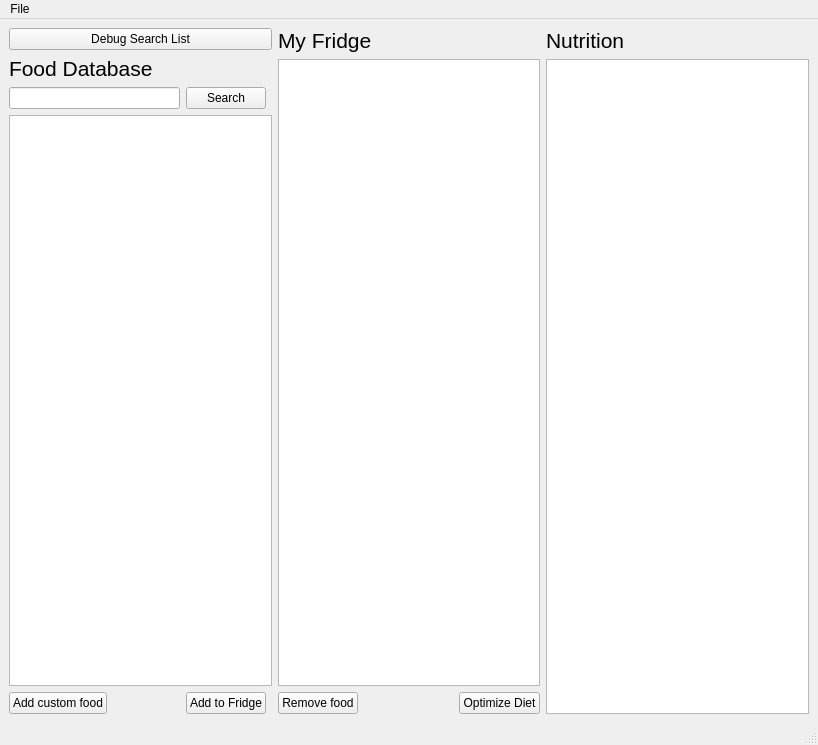
This is ui_mainwindow.ui in josh-minch/spartan as Qt 5 draws it before an edit. The edited form follows.
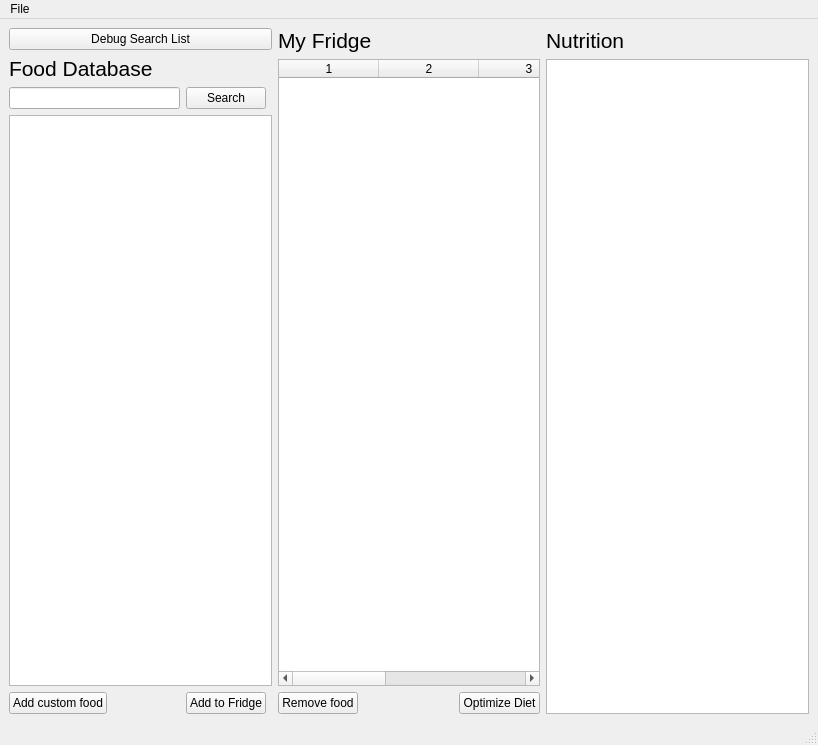
This is the edited form.

Commit message: Changed fridge to table

Diff of the .ui file:
```diff
--- a/ui_mainwindow.ui
+++ b/ui_mainwindow.ui
@@ -115,26 +115,42 @@
         </property>
        </widget>
       </item>
+      <item>
+       <widget class="QTableWidget" name="fridge_table">
+        <property name="showGrid">
+         <bool>false</bool>
+        </property>
+        <property name="gridStyle">
+         <enum>Qt::SolidLine</enum>
+        </property>
+        <property name="rowCount">
+         <number>0</number>
+        </property>
+        <property name="columnCount">
+         <number>5</number>
+        </property>
+        <attribute name="horizontalHeaderVisible">
+         <bool>true</bool>
+        </attribute>
+        <attribute name="horizontalHeaderCascadingSectionResizes">
+         <bool>false</bool>
+        </attribute>
+        <attribute name="horizontalHeaderShowSortIndicator" stdset="0">
+         <bool>true</bool>
+        </attribute>
+        <attribute name="verticalHeaderVisible">
+         <bool>false</bool>
+        </attribute>
+        <column/>
+        <column/>
+        <column/>
+        <column/>
+        <column/>
+       </widget>
+      </item>
       <item>
        <layout class="QGridLayout" name="gridLayout_2">
-        <item row="1" column="2">
-         <widget class="QPushButton" name="optimize_btn">
-          <property name="text">
-           <string>Optimize Diet</string>
-          </property>
-         </widget>
-        </item>
-        <item row="0" column="0" colspan="3">
-         <widget class="QListWidget" name="fridge_list"/>
-        </item>
-        <item row="1" column="0">
-         <widget class="QPushButton" name="remove_btn">
-          <property name="text">
-           <string>Remove food</string>
-          </property>
-         </widget>
-        </item>
-        <item row="1" column="1">
+        <item row="0" column="1">
          <spacer name="horizontalSpacer_2">
           <property name="orientation">
            <enum>Qt::Horizontal</enum>
@@ -147,6 +163,20 @@
           </property>
          </spacer>
         </item>
+        <item row="0" column="0">
+         <widget class="QPushButton" name="remove_btn">
+          <property name="text">
+           <string>Remove food</string>
+          </property>
+         </widget>
+        </item>
+        <item row="0" column="2">
+         <widget class="QPushButton" name="optimize_btn">
+          <property name="text">
+           <string>Optimize Diet</string>
+          </property>
+         </widget>
+        </item>
        </layout>
       </item>
      </layout>
```
The commit also changes 2 other files.
